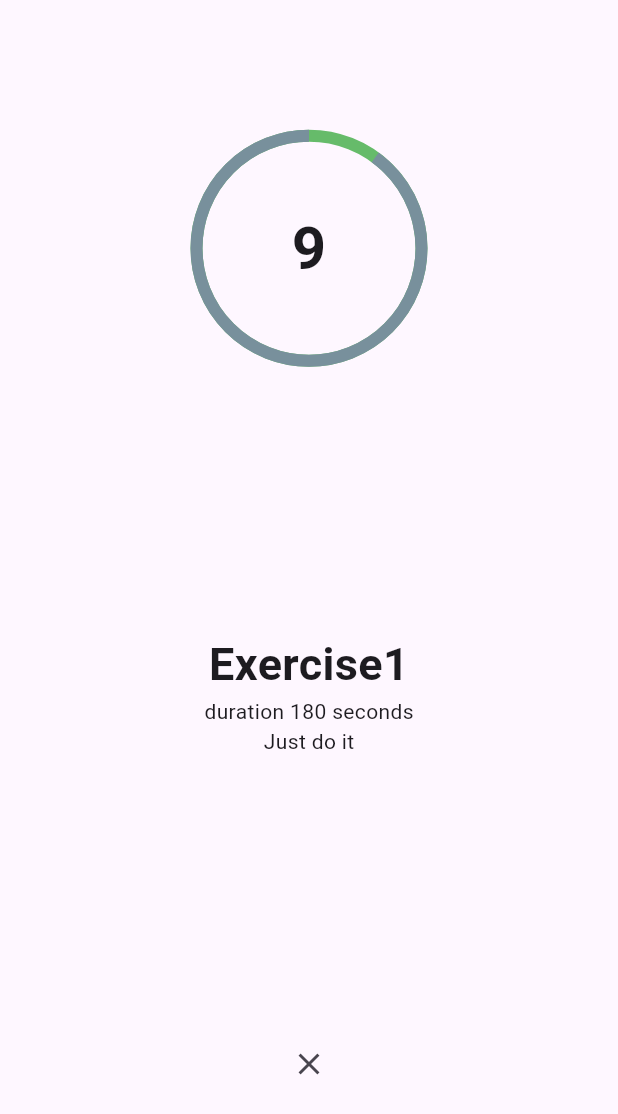
After one commit to anatoliyKaragodin/flutter_traning_app_1_without_web_1, a Flutter app: the screen it shows after launch, after a tap on "Start training", on a phone screen of 412 x 824 dp. The commit adds this screen. Shown: the top 1114 px of the screen. Run offline on Flutter 3.47's test engine with Material 2 defaults, Android fonts, the phone set to English and light mode, and no system bars.

Commit message:
add exercise_page.dart

```diff
--- /dev/null
+++ b/lib/data/exercises.dart
@@ -0,0 +1,8 @@
+import 'package:flutter_traning_app_1/models/exercise_model.dart';
+
+class Exercises {
+  List<ExerciseModel> exercisesList = [
+    ExerciseModel(
+        label: 'Exercise1', description: 'Just do it', durationIsSec: 180)
+  ];
+}
--- a/lib/main.dart
+++ b/lib/main.dart
@@ -1,4 +1,5 @@
 import 'package:flutter/material.dart';
+import 'package:flutter_traning_app_1/pages/exercise_page.dart';
 import 'package:flutter_traning_app_1/pages/home_page.dart';
 import 'package:flutter_traning_app_1/widgets/timer_widget.dart';
 
@@ -13,12 +14,15 @@ class MyApp extends StatelessWidget {
   @override
   Widget build(BuildContext context) {
     return MaterialApp(
-      debugShowCheckedModeBanner: false,
-      theme: ThemeData(
-        useMaterial3: false,
-        primarySwatch: Colors.blue,
-      ),
-      home: TimerWidget(waitTimeInSec: 180, onEnd: () {},),
-    );
+        debugShowCheckedModeBanner: false,
+        theme: ThemeData(
+          useMaterial3: true,
+          primarySwatch: Colors.blue,
+        ),
+        home: HomePage(),
+        routes: {
+          '/homePage': (context) => HomePage(),
+          '/exercisePage': (context) => ExercisePage(),
+        });
   }
 }
--- /dev/null
+++ b/lib/models/exercise_model.dart
@@ -0,0 +1,10 @@
+class ExerciseModel {
+  final String label;
+  final String description;
+  final int durationIsSec;
+  ExerciseModel({
+    required this.label,
+    required this.description,
+    required this.durationIsSec,
+  });
+}
--- /dev/null
+++ b/lib/pages/exercise_page.dart
@@ -0,0 +1,34 @@
+import 'package:flutter/material.dart';
+import 'package:flutter_traning_app_1/data/exercises.dart';
+import 'package:flutter_traning_app_1/models/exercise_model.dart';
+import 'package:flutter_traning_app_1/widgets/exercise_widget.dart';
+import 'package:flutter_traning_app_1/widgets/timer_widget.dart';
+
+class ExercisePage extends StatefulWidget {
+  final ExerciseModel? exercise;
+  const ExercisePage({Key? key, this.exercise}) : super(key: key);
+
+  @override
+  State<ExercisePage> createState() => _ExercisePageState();
+}
+
+class _ExercisePageState extends State<ExercisePage> {
+
+  @override
+  Widget build(BuildContext context) {
+    return Scaffold(
+      body: Column(
+        mainAxisAlignment: MainAxisAlignment.spaceAround,
+        children: [
+          TimerWidget(waitTimeInSec: 10, onEnd: () {}),
+          ExerciseDescriptionWidget(exercise: Exercises().exercisesList[0]),
+          IconButton(
+              onPressed: () {
+                Navigator.of(context).pushNamed('/homePage');
+              },
+              icon: Icon(Icons.close))
+        ],
+      ),
+    );
+  }
+}
--- a/lib/pages/training_page.dart
+++ b/lib/pages/training_page.dart
@@ -17,7 +17,9 @@ class _TrainingPageState extends State<TrainingPage> {
 
         Padding(
           padding: const EdgeInsets.only(top: 30.0, bottom: 20.0),
-          child: ElevatedButton(onPressed: () {}, child: Text('Start training')),
+          child: ElevatedButton(onPressed: () {
+            Navigator.of(context).pushNamed('/exercisePage');
+          }, child: Text('Start training')),
         ),
 
         Expanded(
--- /dev/null
+++ b/lib/widgets/exercise_widget.dart
@@ -0,0 +1,21 @@
+import 'package:flutter/material.dart';
+import 'package:flutter_traning_app_1/models/exercise_model.dart';
+
+class ExerciseDescriptionWidget extends StatelessWidget {
+  final ExerciseModel exercise;
+  const ExerciseDescriptionWidget({Key? key, required this.exercise})
+      : super(key: key);
+
+  @override
+  Widget build(BuildContext context) {
+    return Container(
+      child: Column(
+        children: [
+          Text(exercise.label, style: TextStyle(fontSize: 30, fontWeight: FontWeight.bold),),
+          Text('duration ${exercise.durationIsSec.toString()} seconds'),
+          Text(exercise.description),
+        ],
+      ),
+    );
+  }
+}
--- a/lib/widgets/timer_widget.dart
+++ b/lib/widgets/timer_widget.dart
@@ -70,8 +70,7 @@ class _TimerWidgetState extends State<TimerWidget> {
   Widget build(BuildContext context) {
     final size = MediaQuery.of(context).size;
 
-    return Scaffold(
-      body: InkWell(
+    return  InkWell(
         onTap: () {isStarted ? pause() : start();},
         child: Center(
           child: Row(
@@ -125,7 +124,7 @@ class _TimerWidgetState extends State<TimerWidget> {
             ],
           ),
         ),
-      ),
+
     );
   }
 }
```
